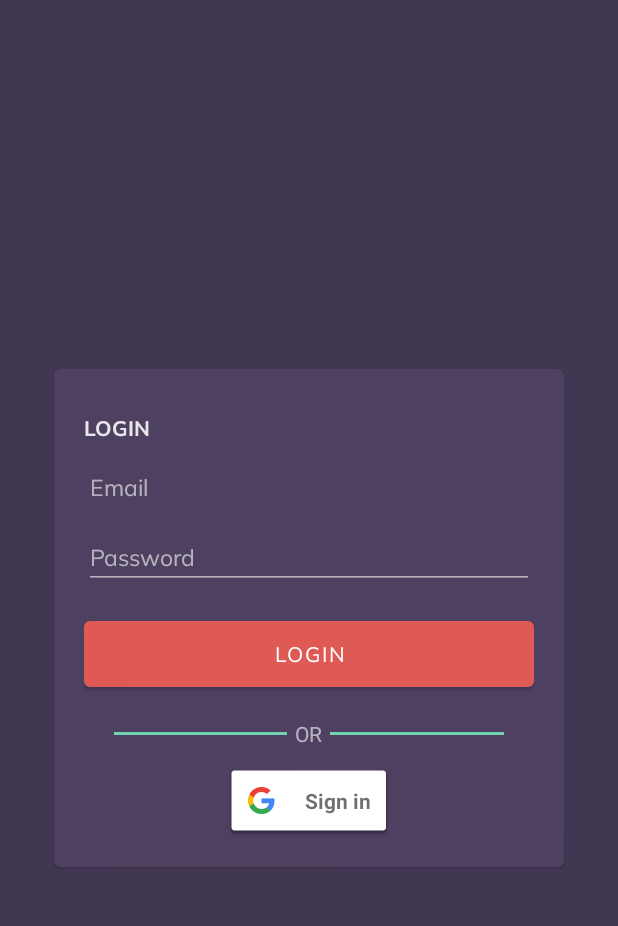
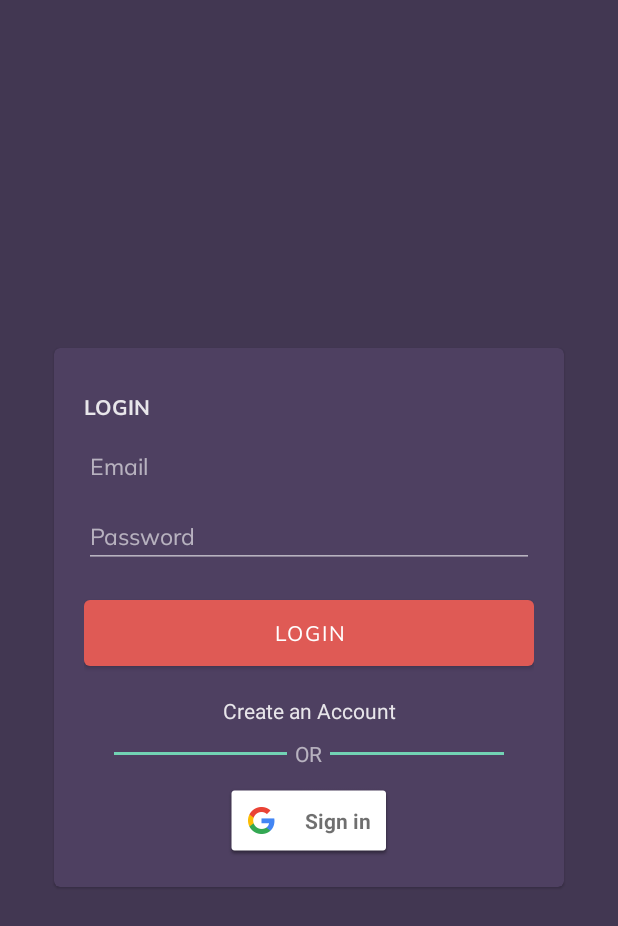
Before and after one commit to itsonegeneral/knack-quiz, an Android app: the LoginActivity screen opened directly, with no data from a screen before it, on a phone screen of 412 x 824 dp. Shown: the top 926 px of the screen. Run offline under Robolectric (Android 15) with nearby library versions, the light colour scheme and no system bars; our stand-ins replace Firebase (no records; nobody signed in at launch, a user with empty details on screens opened directly); plain views replace MaterialTextField; network calls fail.

Commit message:
Create account activity

```diff
--- a/app/src/main/AndroidManifest.xml
+++ b/app/src/main/AndroidManifest.xml
@@ -14,9 +14,8 @@
         android:supportsRtl="true"
         android:theme="@style/AppTheme"
         android:usesCleartextTraffic="true">
-        <activity android:name=".LoginActivity">
-
-        </activity>
+        <activity android:name=".CreateAccountActivity"></activity>
+        <activity android:name=".LoginActivity"></activity>
         <activity android:name=".gameplay.QuizOptionsActivity" />
         <activity android:name=".gameplay.QuizFinishActivity" />
         <activity android:name=".gameplay.QuestionActivity" />
--- a/app/src/main/java/com/rstudio/knackquiz/LoginActivity.java
+++ b/app/src/main/java/com/rstudio/knackquiz/LoginActivity.java
@@ -10,6 +10,7 @@ import android.util.Log;
 import android.util.Patterns;
 import android.view.View;
 import android.widget.EditText;
+import android.widget.TextView;
 import android.widget.Toast;
 
 import com.google.android.gms.auth.api.Auth;
@@ -36,6 +37,7 @@ public class LoginActivity extends AppCompatActivity implements GoogleApiClient.
     private EditText etEmail, etPassword;
     private GoogleApiClient googleApiClient;
     private static final String TAG = "LoginActivity";
+    private TextView tvCreateAccount;
     private FirebaseAuth mAuth;
     private final int RC_SIGN_IN = 13;
 
@@ -54,6 +56,14 @@ public class LoginActivity extends AppCompatActivity implements GoogleApiClient.
                 if (validateInput()) {
                     login();
                 }
+            }
+        });
+
+        tvCreateAccount.setOnClickListener(new View.OnClickListener() {
+            @Override
+            public void onClick(View v) {
+                startActivity(new Intent(LoginActivity.this,CreateAccountActivity.class));
+                overridePendingTransition(R.anim.slide_in_right,R.anim.slide_out_left);
             }
         });
 
@@ -176,6 +186,7 @@ public class LoginActivity extends AppCompatActivity implements GoogleApiClient.
     private void initValues() {
         btnLogin = findViewById(R.id.bt_login);
         signInButton = findViewById(R.id.gBtn_signin);
+        tvCreateAccount = findViewById(R.id.tv_createAnAccountLogin);
         etEmail = findViewById(R.id.et_emailLoginPage);
         etPassword = findViewById(R.id.et_passwordLoginPage);
 
--- a/app/src/main/res/layout/activity_login.xml
+++ b/app/src/main/res/layout/activity_login.xml
@@ -85,6 +85,16 @@
                 app:backgroundTint="#df5a55" />
 
 
+            <TextView
+                android:layout_width="match_parent"
+                android:text="Create an Account"
+                android:textColor="@color/colorTextHighEmphasise"
+                android:padding="4dp"
+                android:id="@+id/tv_createAnAccountLogin"
+                android:gravity="center"
+                android:layout_height="wrap_content"/>
+
+
             <LinearLayout
                 android:layout_width="match_parent"
                 android:paddingStart="20dp"
```
Also changed, not shown: app/src/main/java/com/rstudio/knackquiz/CreateAccountActivity.java (added, +14 -0 lines), app/src/main/res/layout/activity_create_account.xml (added, +47 -0 lines).
